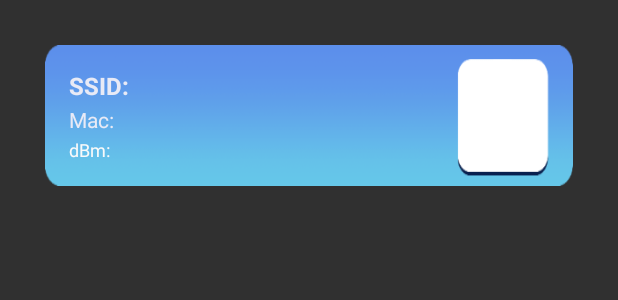
After one commit to ayberksencan/ADITS, an Android app: the layout row.xml on its own in the app's theme, with its tools: preview values and no code run, on a phone screen of 412 x 824 dp. The commit adds this screen. Shown: the top 300 px of the screen. Run offline under Robolectric (Android 15) with nearby library versions, the phone set to English and light mode, and no system bars.

Commit message:
Wifi and Row xml files has been added. *Some drawables has been added. *Json row has been created.
Committed by : Ömer Ayberk ŞENCAN
Commit Date : 29/03/2019 10:07

```diff
--- /dev/null
+++ b/app/src/main/res/layout/row.xml
@@ -0,0 +1,66 @@
+<?xml version="1.0" encoding="utf-8"?>
+<LinearLayout xmlns:android="http://schemas.android.com/apk/res/android"
+    xmlns:tools="http://schemas.android.com/tools"
+    android:layout_width="match_parent"
+    android:layout_height="wrap_content"
+    xmlns:app="http://schemas.android.com/apk/res-auto"
+    android:layout_margin="30dp"
+    android:background="@drawable/button_bg"
+    android:orientation="horizontal"
+    android:paddingBottom="16dp"
+    android:paddingLeft="16dp"
+    android:paddingRight="16dp"
+    android:paddingTop="16dp"
+    android:radius="15dp"
+    >
+
+    <LinearLayout
+        android:layout_width="wrap_content"
+        android:layout_height="wrap_content"
+        android:orientation="vertical"
+        android:layout_weight="0.8">
+
+        <TextView
+            android:id="@+id/ssid"
+            android:layout_width="match_parent"
+            android:layout_height="wrap_content"
+            android:text="@string/ssid"
+            android:textColor="@color/colorIceBlue"
+            android:textSize="16sp"
+            android:textStyle="bold"
+            android:maxLines="1"/>
+
+        <TextView
+            android:layout_width="wrap_content"
+            android:layout_height="wrap_content"
+            android:id="@+id/mac"
+            android:layout_marginTop="2dp"
+            android:text="@string/mac"
+            android:textColor="@color/colorIceBlue"
+            />
+
+        <TextView
+            android:id="@+id/dbm"
+            android:layout_width="wrap_content"
+            android:layout_height="wrap_content"
+            android:layout_marginTop="2dp"
+            android:text="@string/dbm"
+            android:textColor="@color/White"
+            android:textSize="12sp" />
+
+
+    </LinearLayout>
+
+    <TextView
+        android:id="@+id/signal"
+        android:layout_width="wrap_content"
+        android:layout_height="match_parent"
+        android:fontFamily="sans-serif-condensed-medium"
+        android:gravity="center_vertical"
+        android:layout_weight="0.2"
+        android:textAlignment="center"
+        android:textColor="@color/Green"
+        android:textSize="50sp"
+        android:textStyle="bold" />
+
+</LinearLayout>
--- /dev/null
+++ b/app/src/main/res/layout/row_json.xml
@@ -0,0 +1,6 @@
+<?xml version="1.0" encoding="utf-8"?>
+<RelativeLayout xmlns:android="http://schemas.android.com/apk/res/android"
+    android:layout_width="match_parent"
+    android:layout_height="match_parent">
+
+</RelativeLayout>
--- a/app/src/main/res/layout/welcome_screen.xml
+++ b/app/src/main/res/layout/welcome_screen.xml
@@ -7,6 +7,7 @@
 
     <ImageView
         android:id="@+id/appLogo"
+        android:contentDescription="@string/register_screen_app_logo"
         android:layout_width="60dp"
         android:layout_height="60dp"
         android:background="@drawable/app_logo"
--- a/app/src/main/res/values/strings.xml
+++ b/app/src/main/res/values/strings.xml
@@ -10,6 +10,11 @@
     <string name="acil_durum">Acil Durum İmdat Takip Sistemi</string>
     <string name="emergency_aid_tracking_system">EMERGENCY AID TRACKING SYSTEM</string>
     <string name="via_computer_systems_limited_company">Via Computer Systems Limited Company</string>
+    <string name="register_screen_app_logo">Register Screen App Logo</string>
+    <string name="ssid">SSID:</string>
+    <string name="dbm">dBm:</string>
+    <string name="mac">Mac:</string>
+    <string name="info_text">Found networks has been listed below. Please select one of them to connect and see the personal information !</string>
     <string-array name="Status">
         <item>Good</item>
         <item>Moderate</item>
```
Also changed, not shown: app/src/main/res/layout/wifi_screen.xml (added, +43 -0 lines), app/src/main/res/drawable-xxxhdpi/button_bg.png (added), app/src/main/res/drawable-xxxhdpi/list_bg2.png (added).
